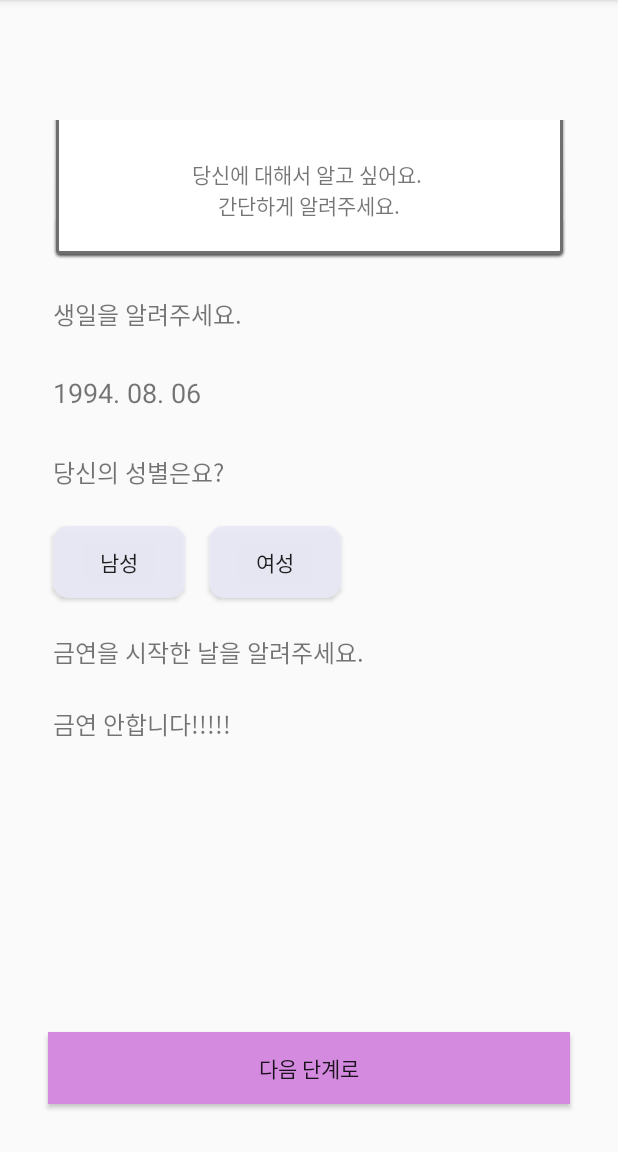
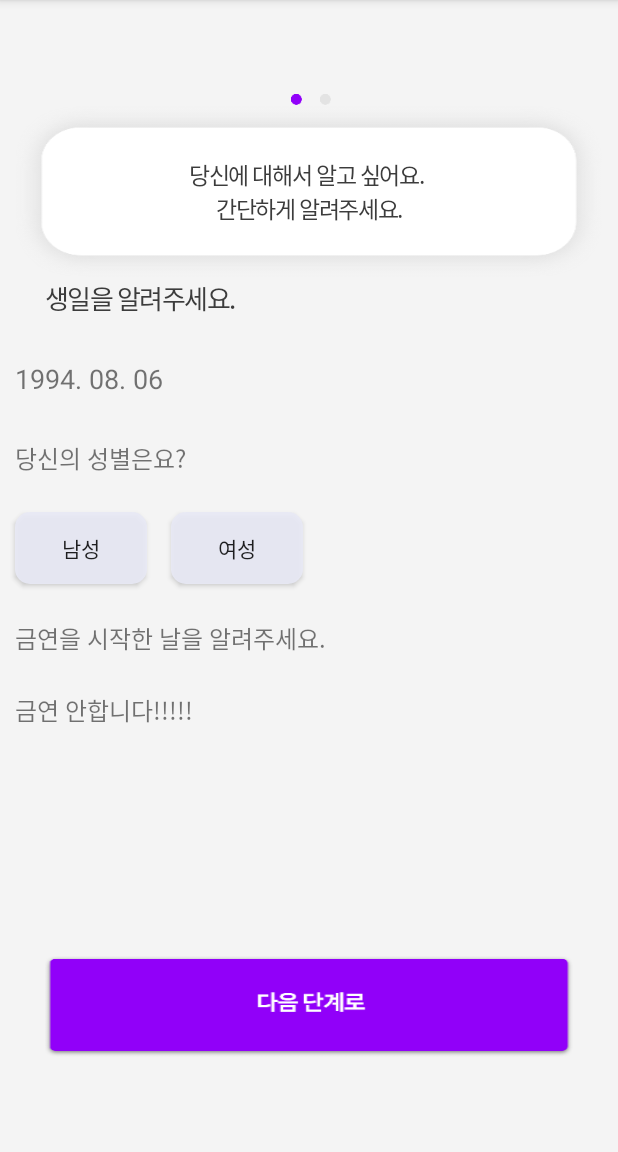
Before and after one commit to 1111111111-app/sNoker, an Android app: the UserRegisterActivity screen opened directly, with no data from a screen before it, on a phone screen of 412 x 824 dp, the part 84-1236 px from its top. Run offline under Robolectric (Android 15) with nearby library versions, the phone set to English and light mode, and no system bars.

Commit message:
Update UserRegister Activity

```diff
--- a/app/src/main/res/layout/activity_intro.xml
+++ b/app/src/main/res/layout/activity_intro.xml
@@ -35,7 +35,7 @@
 
 
         <ImageView
-            android:id="@+id/imageView2"
+            android:id="@+id/highlightImage"
             android:layout_width="wrap_content"
             android:layout_height="wrap_content"
             android:layout_marginBottom="38dp"
@@ -53,9 +53,9 @@
             android:textColor="#3c3c3c"
             android:letterSpacing="0.02"
             android:gravity="center_horizontal"
-            app:layout_constraintBottom_toBottomOf="@+id/imageView2"
-            app:layout_constraintEnd_toEndOf="@+id/imageView2"
-            app:layout_constraintStart_toStartOf="@+id/imageView2" />
+            app:layout_constraintBottom_toBottomOf="@+id/highlightImage"
+            app:layout_constraintEnd_toEndOf="@+id/highlightImage"
+            app:layout_constraintStart_toStartOf="@+id/highlightImage" />
 
         <TextView
             android:id="@+id/mainText"
--- a/app/src/main/res/layout/activity_user_register.xml
+++ b/app/src/main/res/layout/activity_user_register.xml
@@ -4,7 +4,34 @@
     xmlns:tools="http://schemas.android.com/tools"
     android:layout_width="match_parent"
     android:layout_height="match_parent"
+    android:background="#f4f4f4"
     tools:context=".UserRegisterActivity">
+
+    <ImageView
+        android:id="@+id/inActiveImage"
+        android:layout_width="wrap_content"
+        android:layout_height="wrap_content"
+        android:layout_marginStart="187dp"
+        android:layout_marginLeft="187dp"
+        android:layout_marginEnd="166dp"
+        android:layout_marginRight="166dp"
+        app:layout_constraintBottom_toBottomOf="@+id/activeImage"
+        app:layout_constraintEnd_toEndOf="parent"
+        app:layout_constraintStart_toStartOf="parent"
+        app:srcCompat="@drawable/inactive" />
+
+    <ImageView
+        android:id="@+id/activeImage"
+        android:layout_width="wrap_content"
+        android:layout_height="wrap_content"
+        android:layout_marginStart="168dp"
+        android:layout_marginLeft="168dp"
+        android:layout_marginEnd="185dp"
+        android:layout_marginRight="185dp"
+        app:layout_constraintBottom_toTopOf="@+id/introText"
+        app:layout_constraintEnd_toEndOf="parent"
+        app:layout_constraintStart_toStartOf="parent"
+        app:srcCompat="@drawable/active" />
 
     <TextView
         android:id="@+id/textView6"
@@ -71,15 +98,14 @@
 
     <Button
         android:id="@+id/nextButton"
+        android:layout_height="wrap_content"
         android:layout_width="match_parent"
-        android:layout_height="0dp"
-        android:layout_marginStart="32dp"
-        android:layout_marginLeft="32dp"
-        android:layout_marginEnd="32dp"
-        android:layout_marginRight="32dp"
-        android:layout_marginBottom="32dp"
-        android:background="#D38ADF"
-        android:text="다음 단계로"
+        android:layout_marginStart="30dp"
+        android:layout_marginLeft="30dp"
+        android:layout_marginEnd="30dp"
+        android:layout_marginRight="30dp"
+        android:layout_marginBottom="63dp"
+        android:background="@drawable/btn_next_2"
         app:layout_constraintBottom_toBottomOf="parent"
         app:layout_constraintEnd_toEndOf="parent"
         app:layout_constraintStart_toStartOf="parent" />
@@ -88,21 +114,33 @@
         android:id="@+id/questionBirthDay"
         android:layout_width="wrap_content"
         android:layout_height="wrap_content"
-        android:layout_marginTop="24dp"
+        android:layout_marginStart="20dp"
+        android:layout_marginLeft="20dp"
+        android:fontFamily="@font/noto_sans_kr_medium"
+        android:letterSpacing="-0.06"
         android:text="생일을 알려주세요."
-        android:textSize="16sp"
+        android:textColor="#3c3c3c"
+        android:textSize="17sp"
         app:layout_constraintStart_toStartOf="@+id/introText"
         app:layout_constraintTop_toBottomOf="@+id/introText" />
 
     <TextView
         android:id="@+id/introText"
-        android:layout_width="342dp"
-        android:layout_height="93dp"
-        android:layout_marginTop="80dp"
-        android:background="@android:drawable/spinner_dropdown_background"
+        android:layout_width="match_parent"
+        android:layout_height="wrap_content"
+        android:layout_marginStart="10dp"
+        android:layout_marginLeft="10dp"
+        android:layout_marginTop="70dp"
+        android:layout_marginEnd="10dp"
+        android:layout_marginRight="10dp"
+        android:background="@drawable/text_bg"
+        android:fontFamily="@font/noto_sans_kr_medium"
         android:gravity="center"
         android:includeFontPadding="false"
+        android:letterSpacing="-0.06"
         android:text="당신에 대해서 알고 싶어요. \n간단하게 알려주세요."
+        android:textColor="#3c3c3c"
+        android:textSize="15sp"
         app:layout_constraintEnd_toEndOf="parent"
         app:layout_constraintStart_toStartOf="parent"
         app:layout_constraintTop_toTopOf="parent" />
```
Also changed, not shown: app/src/main/res/drawable-xxxhdpi/active.png (added), app/src/main/res/drawable-xxxhdpi/btn_next_2.png (added), app/src/main/res/drawable-xxxhdpi/inactive.png (added), app/src/main/res/drawable-xxxhdpi/text_bg.png (added).
